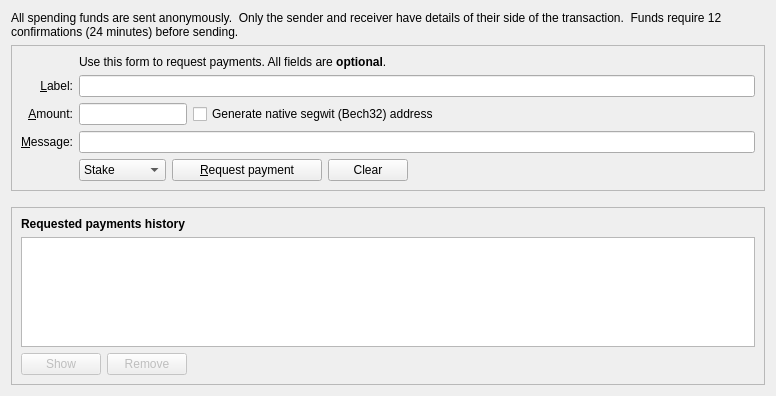
Qt form src/qt/forms/receivecoinsdialog.ui (Bitcoin-Confidential/BitcoinC-Core) before a commit.
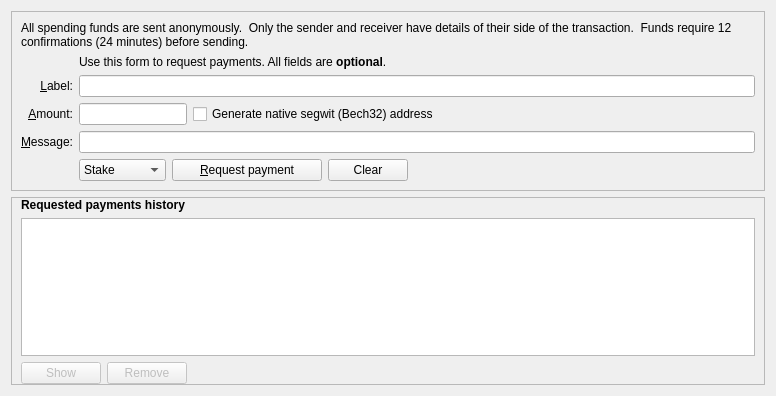
The same form after that commit. Icons and pictures are not drawn. Custom widgets are drawn as their Qt base class.

Patch:
```diff
--- a/src/qt/forms/receivecoinsdialog.ui
+++ b/src/qt/forms/receivecoinsdialog.ui
@@ -10,17 +10,7 @@
     <height>396</height>
    </rect>
   </property>
-  <layout class="QVBoxLayout" name="verticalLayout" stretch="0,0,0,1">
-   <item>
-    <widget class="QLabel" name="receiveTabHeaderLabel">
-     <property name="text">
-      <string>All spending funds are sent anonymously.  Only the sender and receiver have details of their side of the transaction.  Funds require 12 confirmations (24 minutes) before sending.</string>
-     </property>
-     <property name="wordWrap">
-      <bool>true</bool>
-     </property>
-    </widget>
-   </item>
+  <layout class="QVBoxLayout" name="verticalLayout" stretch="0,1">
    <item>
     <widget class="QFrame" name="frame2">
      <property name="sizePolicy">
@@ -36,6 +26,16 @@
       <enum>QFrame::Sunken</enum>
      </property>
      <layout class="QVBoxLayout" name="verticalLayout_3">
+      <item>
+       <widget class="QLabel" name="receiveTabHeaderLabel">
+        <property name="text">
+         <string>All spending funds are sent anonymously.  Only the sender and receiver have details of their side of the transaction.  Funds require 12 confirmations (24 minutes) before sending.</string>
+        </property>
+        <property name="wordWrap">
+         <bool>true</bool>
+        </property>
+       </widget>
+      </item>
       <item>
        <layout class="QGridLayout" name="gridLayout">
         <item row="5" column="0">
@@ -267,19 +267,6 @@
      </layout>
     </widget>
    </item>
-   <item>
-    <spacer name="verticalSpacer_2">
-     <property name="orientation">
-      <enum>Qt::Vertical</enum>
-     </property>
-     <property name="sizeHint" stdset="0">
-      <size>
-       <width>20</width>
-       <height>10</height>
-      </size>
-     </property>
-    </spacer>
-   </item>
    <item>
     <widget class="QFrame" name="frame">
      <property name="sizePolicy">
@@ -295,6 +282,15 @@
       <enum>QFrame::Raised</enum>
      </property>
      <layout class="QVBoxLayout" name="verticalLayout_2">
+      <property name="leftMargin">
+       <number>9</number>
+      </property>
+      <property name="topMargin">
+       <number>0</number>
+      </property>
+      <property name="bottomMargin">
+       <number>0</number>
+      </property>
       <item>
        <widget class="QLabel" name="label_6">
         <property name="font">
```
Left out of the diff: 152 changed lines with no effect on the pictures.
